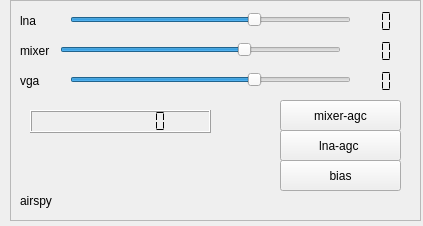
This is input/airspy/airspy-widget.ui in JvanKatwijk/wfm-rpi as Qt 5 draws it before an edit. The edited form follows.
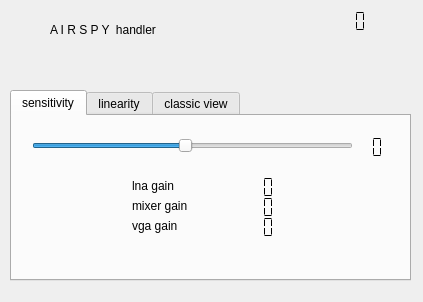
This is the edited form. The open tabs and pages were chosen to show the change.

Commit message: added sensitivity and linearity slider

Patch:
```diff
--- a/input/airspy/airspy-widget.ui
+++ b/input/airspy/airspy-widget.ui
@@ -7,47 +7,310 @@
     <x>0</x>
     <y>0</y>
     <width>423</width>
-    <height>226</height>
+    <height>302</height>
    </rect>
   </property>
   <property name="windowTitle">
-   <string>Form</string>
-  </property>
-  <widget class="QFrame" name="contents">
-   <property name="geometry">
-    <rect>
-     <x>10</x>
-     <y>0</y>
-     <width>411</width>
-     <height>221</height>
-    </rect>
-   </property>
-   <property name="frameShape">
-    <enum>QFrame::StyledPanel</enum>
-   </property>
-   <property name="frameShadow">
-    <enum>QFrame::Raised</enum>
-   </property>
-   <widget class="QLabel" name="label">
-    <property name="geometry">
-     <rect>
-      <x>10</x>
-      <y>190</y>
-      <width>101</width>
-      <height>21</height>
-     </rect>
-    </property>
-    <property name="text">
      <string>airspy</string>
     </property>
-   </widget>
+  <widget class="QTabWidget" name="tabWidget">
+   <property name="geometry">
+    <rect>
+     <x>10</x>
+     <y>90</y>
+     <width>401</width>
+     <height>191</height>
+    </rect>
+   </property>
+   <property name="currentIndex">
+    <number>1</number>
+   </property>
+   <widget class="QWidget" name="tab_1">
+    <attribute name="title">
+     <string>sensitivity</string>
+    </attribute>
+    <widget class="QSlider" name="sensitivitySlider">
+     <property name="geometry">
+      <rect>
+       <x>20</x>
+       <y>20</y>
+       <width>321</width>
+       <height>20</height>
+      </rect>
+     </property>
+     <property name="maximum">
+      <number>21</number>
+     </property>
+     <property name="value">
+      <number>10</number>
+     </property>
+     <property name="orientation">
+      <enum>Qt::Horizontal</enum>
+     </property>
+    </widget>
+    <widget class="QLCDNumber" name="sensitivityDisplay">
+     <property name="geometry">
+      <rect>
+       <x>340</x>
+       <y>20</y>
+       <width>41</width>
+       <height>23</height>
+      </rect>
+     </property>
+     <property name="frameShape">
+      <enum>QFrame::NoFrame</enum>
+     </property>
+     <property name="digitCount">
+      <number>2</number>
+     </property>
+     <property name="segmentStyle">
+      <enum>QLCDNumber::Flat</enum>
+     </property>
+    </widget>
+    <widget class="QLCDNumber" name="sensitivity_lnaDisplay">
+     <property name="geometry">
+      <rect>
+       <x>220</x>
+       <y>60</y>
+       <width>64</width>
+       <height>23</height>
+      </rect>
+     </property>
+     <property name="frameShape">
+      <enum>QFrame::NoFrame</enum>
+     </property>
+     <property name="digitCount">
+      <number>2</number>
+     </property>
+     <property name="segmentStyle">
+      <enum>QLCDNumber::Flat</enum>
+     </property>
+    </widget>
+    <widget class="QLCDNumber" name="sensitivity_mixerDisplay">
+     <property name="geometry">
+      <rect>
+       <x>220</x>
+       <y>80</y>
+       <width>64</width>
+       <height>23</height>
+      </rect>
+     </property>
+     <property name="frameShape">
+      <enum>QFrame::NoFrame</enum>
+     </property>
+     <property name="digitCount">
+      <number>2</number>
+     </property>
+     <property name="segmentStyle">
+      <enum>QLCDNumber::Flat</enum>
+     </property>
+    </widget>
+    <widget class="QLCDNumber" name="sensitivity_vgaDisplay">
+     <property name="geometry">
+      <rect>
+       <x>220</x>
+       <y>100</y>
+       <width>64</width>
+       <height>23</height>
+      </rect>
+     </property>
+     <property name="frameShape">
+      <enum>QFrame::NoFrame</enum>
+     </property>
+     <property name="digitCount">
+      <number>2</number>
+     </property>
+     <property name="segmentStyle">
+      <enum>QLCDNumber::Flat</enum>
+     </property>
+    </widget>
+    <widget class="QLabel" name="label_5">
+     <property name="geometry">
+      <rect>
+       <x>120</x>
+       <y>60</y>
+       <width>101</width>
+       <height>20</height>
+      </rect>
+     </property>
+     <property name="text">
+      <string>lna gain</string>
+     </property>
+    </widget>
+    <widget class="QLabel" name="label_6">
+     <property name="geometry">
+      <rect>
+       <x>120</x>
+       <y>80</y>
+       <width>91</width>
+       <height>20</height>
+      </rect>
+     </property>
+     <property name="text">
+      <string>mixer gain</string>
+     </property>
+    </widget>
+    <widget class="QLabel" name="label_7">
+     <property name="geometry">
+      <rect>
+       <x>120</x>
+       <y>100</y>
+       <width>81</width>
+       <height>20</height>
+      </rect>
+     </property>
+     <property name="text">
+      <string>vga gain</string>
+     </property>
+    </widget>
+   </widget>
+   <widget class="QWidget" name="tab_2">
+    <attribute name="title">
+     <string>linearity</string>
+    </attribute>
+    <widget class="QSlider" name="linearitySlider">
+     <property name="geometry">
+      <rect>
+       <x>20</x>
+       <y>20</y>
+       <width>301</width>
+       <height>20</height>
+      </rect>
+     </property>
+     <property name="maximum">
+      <number>21</number>
+     </property>
+     <property name="value">
+      <number>10</number>
+     </property>
+     <property name="orientation">
+      <enum>Qt::Horizontal</enum>
+     </property>
+    </widget>
+    <widget class="QLCDNumber" name="linearityDisplay">
+     <property name="geometry">
+      <rect>
+       <x>330</x>
+       <y>20</y>
+       <width>64</width>
+       <height>23</height>
+      </rect>
+     </property>
+     <property name="digitCount">
+      <number>2</number>
+     </property>
+     <property name="segmentStyle">
+      <enum>QLCDNumber::Flat</enum>
+     </property>
+    </widget>
+    <widget class="QLCDNumber" name="linearity_lnaDisplay">
+     <property name="geometry">
+      <rect>
+       <x>220</x>
+       <y>60</y>
+       <width>64</width>
+       <height>23</height>
+      </rect>
+     </property>
+     <property name="frameShape">
+      <enum>QFrame::NoFrame</enum>
+     </property>
+     <property name="digitCount">
+      <number>2</number>
+     </property>
+     <property name="segmentStyle">
+      <enum>QLCDNumber::Flat</enum>
+     </property>
+    </widget>
+    <widget class="QLCDNumber" name="linearity_mixerDisplay">
+     <property name="geometry">
+      <rect>
+       <x>220</x>
+       <y>80</y>
+       <width>64</width>
+       <height>23</height>
+      </rect>
+     </property>
+     <property name="frameShape">
+      <enum>QFrame::NoFrame</enum>
+     </property>
+     <property name="digitCount">
+      <number>2</number>
+     </property>
+     <property name="segmentStyle">
+      <enum>QLCDNumber::Flat</enum>
+     </property>
+    </widget>
+    <widget class="QLCDNumber" name="linearity_vgaDisplay">
+     <property name="geometry">
+      <rect>
+       <x>220</x>
+       <y>100</y>
+       <width>64</width>
+       <height>23</height>
+      </rect>
+     </property>
+     <property name="frameShape">
+      <enum>QFrame::NoFrame</enum>
+     </property>
+     <property name="digitCount">
+      <number>2</number>
+     </property>
+     <property name="segmentStyle">
+      <enum>QLCDNumber::Flat</enum>
+     </property>
+    </widget>
+    <widget class="QLabel" name="label_8">
+     <property name="geometry">
+      <rect>
+       <x>100</x>
+       <y>60</y>
+       <width>91</width>
+       <height>20</height>
+      </rect>
+     </property>
+     <property name="text">
+      <string>lna gain</string>
+     </property>
+    </widget>
+    <widget class="QLabel" name="label_9">
+     <property name="geometry">
+      <rect>
+       <x>100</x>
+       <y>80</y>
+       <width>101</width>
+       <height>20</height>
+      </rect>
+     </property>
+     <property name="text">
+      <string>mixer gain</string>
+     </property>
+    </widget>
+    <widget class="QLabel" name="label_10">
+     <property name="geometry">
+      <rect>
+       <x>100</x>
+       <y>100</y>
+       <width>71</width>
+       <height>20</height>
+      </rect>
+     </property>
+     <property name="text">
+      <string>vga gain</string>
+     </property>
+    </widget>
+   </widget>
+   <widget class="QWidget" name="tab_3">
+    <attribute name="title">
+     <string>classic view</string>
+    </attribute>
    <widget class="QSlider" name="lnaSlider">
     <property name="geometry">
      <rect>
-      <x>60</x>
+       <x>100</x>
       <y>10</y>
-      <width>281</width>
-      <height>19</height>
+       <width>221</width>
+       <height>20</height>
      </rect>
     </property>
     <property name="maximum">
@@ -60,25 +323,41 @@
      <enum>Qt::Horizontal</enum>
     </property>
    </widget>
-   <widget class="QLabel" name="label_2">
+    <widget class="QLabel" name="label">
     <property name="geometry">
      <rect>
       <x>10</x>
       <y>10</y>
-      <width>65</width>
-      <height>21</height>
+       <width>66</width>
+       <height>20</height>
      </rect>
     </property>
     <property name="text">
      <string>lna</string>
     </property>
    </widget>
+    <widget class="QLCDNumber" name="lnaDisplay">
+     <property name="geometry">
+      <rect>
+       <x>343</x>
+       <y>10</y>
+       <width>51</width>
+       <height>23</height>
+      </rect>
+     </property>
+     <property name="digitCount">
+      <number>2</number>
+     </property>
+     <property name="segmentStyle">
+      <enum>QLCDNumber::Flat</enum>
+     </property>
+    </widget>
    <widget class="QSlider" name="mixerSlider">
     <property name="geometry">
      <rect>
-      <x>50</x>
+       <x>100</x>
       <y>40</y>
-      <width>281</width>
+       <width>221</width>
       <height>20</height>
      </rect>
     </property>
@@ -92,39 +371,42 @@
      <enum>Qt::Horizontal</enum>
     </property>
    </widget>
-   <widget class="QLabel" name="label_3">
+    <widget class="QLCDNumber" name="mixerDisplay">
+     <property name="geometry">
+      <rect>
+       <x>343</x>
+       <y>40</y>
+       <width>51</width>
+       <height>23</height>
+      </rect>
+     </property>
+     <property name="digitCount">
+      <number>2</number>
+     </property>
+     <property name="segmentStyle">
+      <enum>QLCDNumber::Flat</enum>
+     </property>
+    </widget>
+    <widget class="QLabel" name="label_2">
     <property name="geometry">
      <rect>
       <x>10</x>
       <y>40</y>
-      <width>65</width>
-      <height>21</height>
+       <width>66</width>
+       <height>20</height>
      </rect>
     </property>
     <property name="text">
      <string>mixer</string>
     </property>
    </widget>
-   <widget class="QPushButton" name="lnaButton">
-    <property name="geometry">
-     <rect>
-      <x>270</x>
-      <y>130</y>
-      <width>121</width>
-      <height>31</height>
-     </rect>
-    </property>
-    <property name="text">
-     <string>lna-agc </string>
-    </property>
-   </widget>
    <widget class="QSlider" name="vgaSlider">
     <property name="geometry">
      <rect>
-      <x>60</x>
+       <x>100</x>
       <y>70</y>
-      <width>281</width>
-      <height>19</height>
+       <width>221</width>
+       <height>20</height>
      </rect>
     </property>
     <property name="maximum">
@@ -137,37 +419,81 @@
      <enum>Qt::Horizontal</enum>
     </property>
    </widget>
-   <widget class="QLabel" name="label_4">
+    <widget class="QLabel" name="label_3">
     <property name="geometry">
      <rect>
       <x>10</x>
-      <y>70</y>
-      <width>65</width>
-      <height>21</height>
+       <y>60</y>
+       <width>66</width>
+       <height>20</height>
      </rect>
     </property>
     <property name="text">
      <string>vga</string>
     </property>
    </widget>
+    <widget class="QLCDNumber" name="vgaDisplay">
+     <property name="geometry">
+      <rect>
+       <x>343</x>
+       <y>70</y>
+       <width>51</width>
+       <height>23</height>
+      </rect>
+     </property>
+     <property name="digitCount">
+      <number>2</number>
+     </property>
+     <property name="segmentStyle">
+      <enum>QLCDNumber::Flat</enum>
+     </property>
+    </widget>
+    <widget class="QPushButton" name="lnaButton">
+     <property name="geometry">
+      <rect>
+       <x>20</x>
+       <y>110</y>
+       <width>61</width>
+       <height>32</height>
+      </rect>
+     </property>
+     <property name="text">
+      <string>lna</string>
+     </property>
+    </widget>
    <widget class="QPushButton" name="mixerButton">
     <property name="geometry">
      <rect>
-      <x>270</x>
-      <y>100</y>
-      <width>121</width>
-      <height>31</height>
+       <x>120</x>
+       <y>110</y>
+       <width>90</width>
+       <height>32</height>
      </rect>
     </property>
     <property name="text">
-     <string>mixer-agc</string>
-    </property>
+      <string>mixer </string>
+     </property>
+    </widget>
+    <widget class="QPushButton" name="biasButton">
+     <property name="geometry">
+      <rect>
+       <x>250</x>
+       <y>110</y>
+       <width>90</width>
+       <height>32</height>
+      </rect>
+     </property>
+     <property name="text">
+      <string>bias</string>
+     </property>
+    </widget>
+   </widget>
    </widget>
    <widget class="QLabel" name="displaySerial">
     <property name="geometry">
      <rect>
-      <x>20</x>
-      <y>150</y>
+     <x>100</x>
+     <y>60</y>
       <width>241</width>
       <height>21</height>
      </rect>
@@ -176,25 +502,25 @@
      <string/>
     </property>
    </widget>
-   <widget class="QPushButton" name="biasButton">
+  <widget class="QLabel" name="label_4">
     <property name="geometry">
      <rect>
-      <x>270</x>
-      <y>160</y>
-      <width>121</width>
-      <height>31</height>
+     <x>50</x>
+     <y>20</y>
+     <width>211</width>
+     <height>20</height>
      </rect>
     </property>
     <property name="text">
-     <string>bias</string>
-    </property>
-   </widget>
-   <widget class="QLCDNumber" name="lnaDisplay">
+    <string>A I R S P Y  handler</string>
+   </property>
+  </widget>
+  <widget class="QLCDNumber" name="airspy_rate">
     <property name="geometry">
      <rect>
-      <x>340</x>
+     <x>270</x>
       <y>10</y>
-      <width>64</width>
+     <width>121</width>
       <height>23</height>
      </rect>
     </property>
@@ -202,66 +528,11 @@
      <enum>QFrame::NoFrame</enum>
     </property>
     <property name="digitCount">
-     <number>2</number>
+    <number>7</number>
     </property>
     <property name="segmentStyle">
      <enum>QLCDNumber::Flat</enum>
     </property>
-   </widget>
-   <widget class="QLCDNumber" name="mixerDisplay">
-    <property name="geometry">
-     <rect>
-      <x>340</x>
-      <y>40</y>
-      <width>64</width>
-      <height>23</height>
-     </rect>
-    </property>
-    <property name="frameShape">
-     <enum>QFrame::NoFrame</enum>
-    </property>
-    <property name="digitCount">
-     <number>2</number>
-    </property>
-    <property name="segmentStyle">
-     <enum>QLCDNumber::Flat</enum>
-    </property>
-   </widget>
-   <widget class="QLCDNumber" name="vgaDisplay">
-    <property name="geometry">
-     <rect>
-      <x>340</x>
-      <y>70</y>
-      <width>64</width>
-      <height>23</height>
-     </rect>
-    </property>
-    <property name="frameShape">
-     <enum>QFrame::NoFrame</enum>
-    </property>
-    <property name="digitCount">
-     <number>2</number>
-    </property>
-    <property name="segmentStyle">
-     <enum>QLCDNumber::Flat</enum>
-    </property>
-   </widget>
-   <widget class="QLCDNumber" name="airspy_Rate">
-    <property name="geometry">
-     <rect>
-      <x>20</x>
-      <y>110</y>
-      <width>181</width>
-      <height>23</height>
-     </rect>
-    </property>
-    <property name="digitCount">
-     <number>9</number>
-    </property>
-    <property name="segmentStyle">
-     <enum>QLCDNumber::Flat</enum>
-    </property>
-   </widget>
   </widget>
  </widget>
  <resources/>
```
Lines whose indentation alone changed are shown as unchanged. The commit also changes 5 other files.
